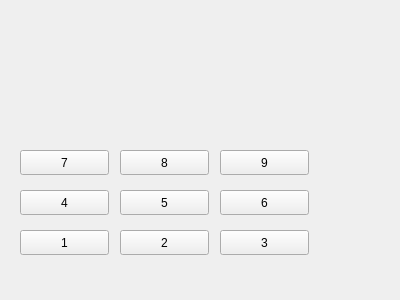
This is Interfaces/Qt/Calculadora/Calculadora.ui in josep98cli/repo2DAM as Qt 5 draws it before an edit. The edited form follows.
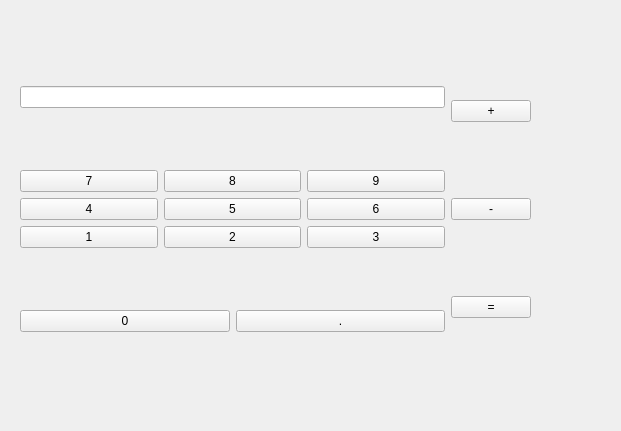
This is the edited form.

Commit message: Interfaces Calculadora

What changed in the file:
```diff
--- a/Interfaces/Qt/Calculadora/Calculadora.ui
+++ b/Interfaces/Qt/Calculadora/Calculadora.ui
@@ -6,129 +6,144 @@
    <rect>
     <x>0</x>
     <y>0</y>
-    <width>400</width>
-    <height>300</height>
+    <width>621</width>
+    <height>431</height>
    </rect>
   </property>
   <property name="windowTitle">
    <string>Form</string>
   </property>
-  <widget class="QPushButton" name="b1">
+  <widget class="QWidget" name="">
    <property name="geometry">
     <rect>
      <x>20</x>
-     <y>230</y>
-     <width>89</width>
-     <height>25</height>
+     <y>30</y>
+     <width>511</width>
+     <height>361</height>
     </rect>
    </property>
+   <layout class="QHBoxLayout" name="horizontalLayout_2">
+    <item>
+     <layout class="QVBoxLayout" name="verticalLayout_2">
+      <item>
+       <widget class="QLineEdit" name="lineEdit"/>
+      </item>
+      <item>
+       <layout class="QGridLayout" name="gridLayout">
+        <item row="0" column="0">
+         <widget class="QPushButton" name="b7">
    <property name="text">
-    <string>1</string>
-   </property>
-  </widget>
+           <string>7</string>
+          </property>
+         </widget>
+        </item>
+        <item row="0" column="2">
+         <widget class="QPushButton" name="b9">
+          <property name="text">
+           <string>9</string>
+          </property>
+         </widget>
+        </item>
+        <item row="1" column="2">
+         <widget class="QPushButton" name="b6">
+          <property name="text">
+           <string>6</string>
+          </property>
+         </widget>
+        </item>
+        <item row="2" column="1">
   <widget class="QPushButton" name="b2">
-   <property name="geometry">
-    <rect>
-     <x>120</x>
-     <y>230</y>
-     <width>89</width>
-     <height>25</height>
-    </rect>
-   </property>
    <property name="text">
     <string>2</string>
    </property>
   </widget>
-  <widget class="QPushButton" name="pushButton">
-   <property name="geometry">
-    <rect>
-     <x>220</x>
-     <y>230</y>
-     <width>89</width>
-     <height>25</height>
-    </rect>
-   </property>
-   <property name="text">
-    <string>3</string>
-   </property>
-  </widget>
-  <widget class="QPushButton" name="pushButton_2">
-   <property name="geometry">
-    <rect>
-     <x>20</x>
-     <y>190</y>
-     <width>89</width>
-     <height>25</height>
-    </rect>
-   </property>
+        </item>
+        <item row="1" column="0">
+         <widget class="QPushButton" name="b4">
    <property name="text">
     <string>4</string>
    </property>
   </widget>
-  <widget class="QPushButton" name="pushButton_3">
-   <property name="geometry">
-    <rect>
-     <x>120</x>
-     <y>190</y>
-     <width>89</width>
-     <height>25</height>
-    </rect>
-   </property>
+        </item>
+        <item row="2" column="0">
+         <widget class="QPushButton" name="b1">
+          <property name="text">
+           <string>1</string>
+          </property>
+         </widget>
+        </item>
+        <item row="0" column="1">
+         <widget class="QPushButton" name="b8">
+          <property name="text">
+           <string>8</string>
+          </property>
+         </widget>
+        </item>
+        <item row="2" column="2">
+         <widget class="QPushButton" name="b3">
+          <property name="text">
+           <string>3</string>
+          </property>
+         </widget>
+        </item>
+        <item row="1" column="1">
+         <widget class="QPushButton" name="b5">
    <property name="text">
     <string>5</string>
    </property>
   </widget>
+        </item>
+       </layout>
+      </item>
+      <item>
+       <layout class="QHBoxLayout" name="horizontalLayout">
+        <item>
+         <widget class="QPushButton" name="pushButton_3">
+          <property name="text">
+           <string>0</string>
+          </property>
+         </widget>
+        </item>
+        <item>
   <widget class="QPushButton" name="pushButton_4">
-   <property name="geometry">
-    <rect>
-     <x>220</x>
-     <y>190</y>
-     <width>89</width>
-     <height>25</height>
-    </rect>
-   </property>
    <property name="text">
-    <string>6</string>
-   </property>
-  </widget>
-  <widget class="QPushButton" name="pushButton_5">
-   <property name="geometry">
-    <rect>
-     <x>20</x>
-     <y>150</y>
-     <width>89</width>
-     <height>25</height>
-    </rect>
-   </property>
+           <string>.</string>
+          </property>
+         </widget>
+        </item>
+       </layout>
+      </item>
+     </layout>
+    </item>
+    <item>
+     <layout class="QVBoxLayout" name="verticalLayout">
+      <item>
+       <widget class="QPushButton" name="mas">
    <property name="text">
-    <string>7</string>
-   </property>
-  </widget>
-  <widget class="QPushButton" name="pushButton_6">
-   <property name="geometry">
-    <rect>
-     <x>120</x>
-     <y>150</y>
-     <width>89</width>
-     <height>25</height>
-    </rect>
-   </property>
+         <string>+</string>
+        </property>
+       </widget>
+      </item>
+      <item>
+       <widget class="QPushButton" name="pushButton">
    <property name="text">
-    <string>8</string>
-   </property>
-  </widget>
-  <widget class="QPushButton" name="pushButton_7">
-   <property name="geometry">
-    <rect>
-     <x>220</x>
-     <y>150</y>
-     <width>89</width>
-     <height>25</height>
-    </rect>
+         <string>-</string>
+        </property>
+       </widget>
+      </item>
+      <item>
+       <widget class="QPushButton" name="pushButton_2">
+        <property name="enabled">
+         <bool>true</bool>
    </property>
    <property name="text">
-    <string>9</string>
-   </property>
+         <string>=</string>
+        </property>
+       </widget>
+      </item>
+     </layout>
+    </item>
+   </layout>
   </widget>
  </widget>
  <resources/>
```
Lines whose indentation alone changed are shown as unchanged. The commit also changes 39 other files.
